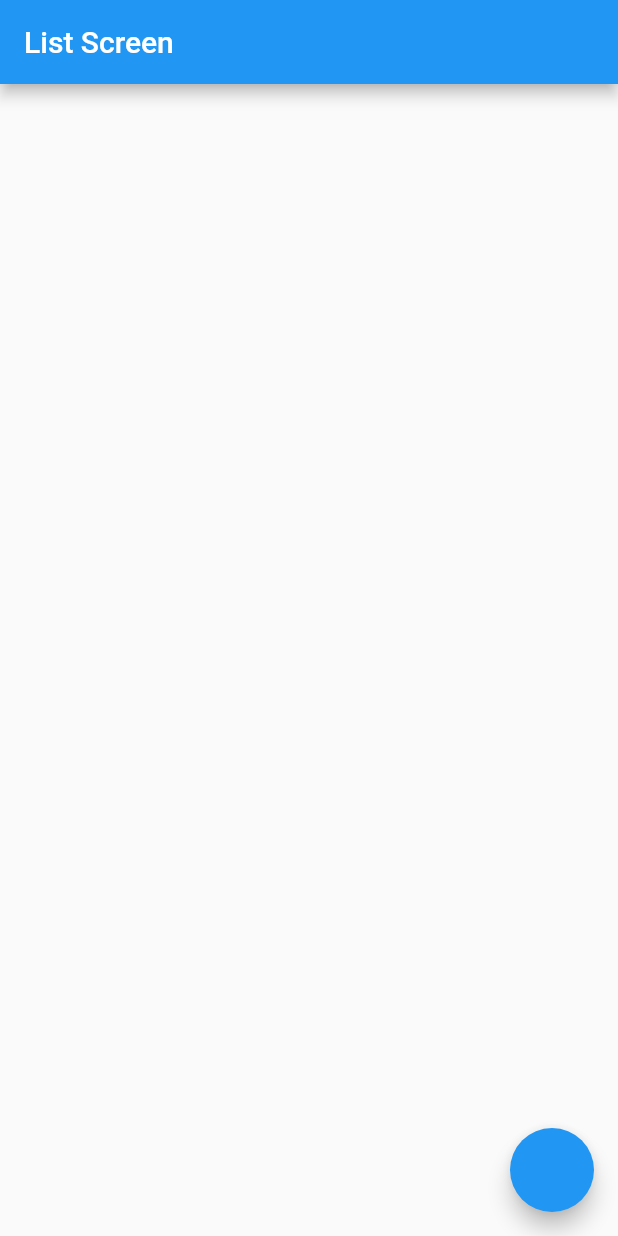
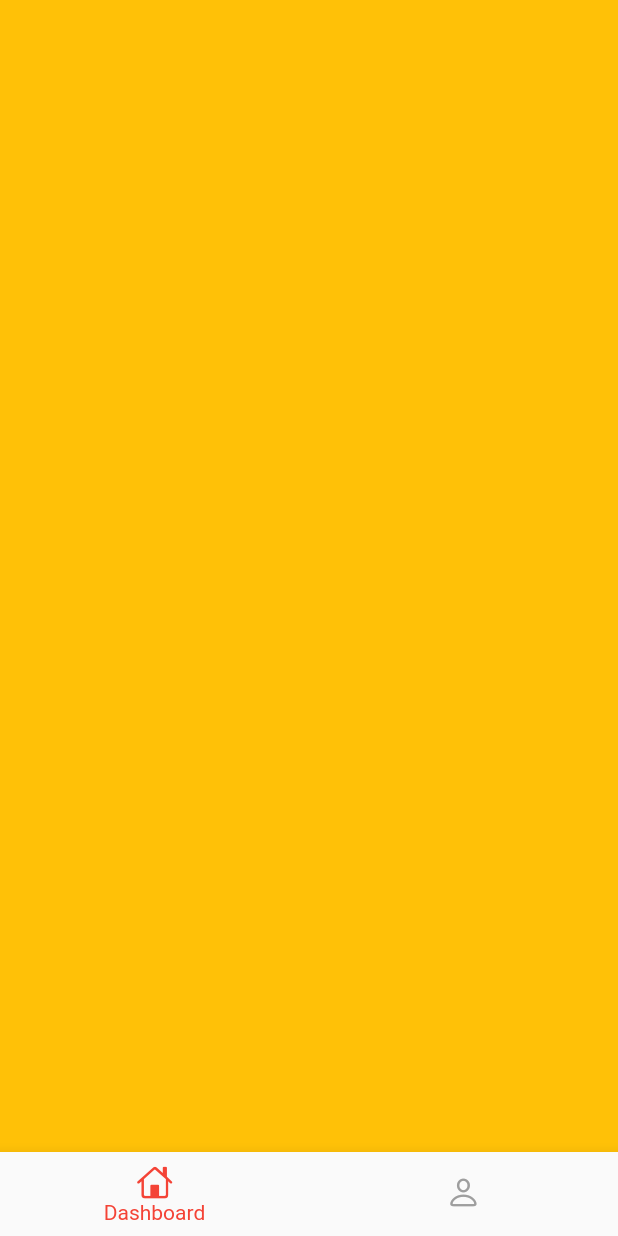
Before and after one commit to candraprasetya/flutter_salt, a Flutter app: the screen it shows after launch, on a phone screen of 412 x 824 dp. Run offline on Flutter 3.47's test engine with Material 2 defaults, Android fonts, the phone set to English and light mode, and no system bars.

Commit message:
add pageview

```diff
--- a/lib/screens/home_screen.dart
+++ b/lib/screens/home_screen.dart
@@ -159,6 +159,11 @@ class _MyHomeScreenState extends State<MyHomeScreen> {
                 child: ElevatedButton(
                   onPressed: isProfileCompleted()
                       ? () {
+                          Navigator.push(
+                              context,
+                              MaterialPageRoute(
+                                builder: (context) => const MyHomeScreen(),
+                              ));
                           showModalBottomSheet(
                             context: context,
                             builder: (context) {
--- a/lib/screens/list_screen.dart
+++ b/lib/screens/list_screen.dart
@@ -1,11 +1,8 @@
+import 'package:flutter/cupertino.dart';
 import 'package:flutter/material.dart';
-
-class ContentModel {
-  final String name;
-  final String position;
-
-  ContentModel(this.name, this.position);
-}
+import 'package:flutter_salt/screens/home_screen.dart';
+import 'package:flutter_salt/screens/views/contact_view.dart';
+import 'package:flutter_salt/screens/views/dashboard_view.dart';
 
 class ListScreen extends StatefulWidget {
   const ListScreen({super.key});
@@ -15,87 +12,49 @@ class ListScreen extends StatefulWidget {
 }
 
 class _ListScreenState extends State<ListScreen> {
-  List<ContentModel> nameOfPerson = [];
-  TextEditingController nameController = TextEditingController();
-
-  void addNameToList(String name) {
-    setState(() {
-      nameOfPerson.add(ContentModel(name, 'position'));
-    });
-  }
-
-  void showNameInput() {
-    showModalBottomSheet(
-      context: context,
-      builder: (context) {
-        return Column(
-          children: [
-            TextField(
-              controller: nameController,
-            ),
-            ElevatedButton(
-              onPressed: () {
-                Navigator.pop(context);
-                confirmNameInput();
-              },
-              child: const Text('Finish'),
-            )
-          ],
-        );
-      },
-    );
-  }
-
-  void confirmNameInput() {
-    Widget continueButton = TextButton(
-      onPressed: () {
-        Navigator.pop(context);
-        addNameToList(nameController.text);
-        nameController.clear();
-      },
-      child: const Text('Continue'),
-    );
-
-    Widget cancelButton = TextButton(
-      onPressed: () {
-        Navigator.pop(context);
-      },
-      child: const Text('Cancel'),
-    );
-
-    AlertDialog alertDialog = AlertDialog(
-      title: const Text('Alert Dialog'),
-      content: const Text('Are you sure ?'),
-      actions: [
-        cancelButton,
-        continueButton,
-      ],
-    );
-
-    showDialog(
-      context: context,
-      builder: (context) {
-        return alertDialog;
-      },
-    );
-  }
+  //Untuk List Screen
+  int selectedIndex = 0;
+  PageController pageController = PageController(initialPage: 0);
+  List<Widget> pages = [
+    DashboardView(),
+    ContactView(),
+  ];
 
   @override
   Widget build(BuildContext context) {
     return Scaffold(
-      appBar: AppBar(
-        title: const Text('List Screen'),
-      ),
-      floatingActionButton: FloatingActionButton(
-        onPressed: () {
-          showNameInput();
+      bottomNavigationBar: BottomNavigationBar(
+          selectedItemColor: Colors.red,
+          unselectedItemColor: Colors.grey,
+          showUnselectedLabels: false,
+          currentIndex: selectedIndex,
+          onTap: (value) {
+            pageController.jumpToPage(value);
+            setState(() {
+              selectedIndex = value;
+            });
+          },
+          items: [
+            BottomNavigationBarItem(
+              icon: Icon(CupertinoIcons.home),
+              label: 'Dashboard',
+            ),
+            BottomNavigationBarItem(
+              icon: Icon(CupertinoIcons.person),
+              label: 'List Contact',
+            ),
+          ]),
+      body: PageView.builder(
+        controller: pageController,
+        physics: NeverScrollableScrollPhysics(),
+        onPageChanged: (value) {
+          setState(() {
+            selectedIndex = value;
+          });
         },
-      ),
-      body: ListView.builder(
-        itemCount: nameOfPerson.length,
+        itemCount: pages.length,
         itemBuilder: (context, index) {
-          final data = nameOfPerson[index];
-          return Text(data.name);
+          return pages[index];
         },
       ),
     );
--- /dev/null
+++ b/lib/screens/views/dashboard_view.dart
@@ -0,0 +1,12 @@
+import 'package:flutter/material.dart';
+
+class DashboardView extends StatelessWidget {
+  const DashboardView({super.key});
+
+  @override
+  Widget build(BuildContext context) {
+    return Container(
+      color: Colors.amber,
+    );
+  }
+}
```
Also changed, not shown: lib/screens/views/contact_view.dart (added, +95 -0 lines).
